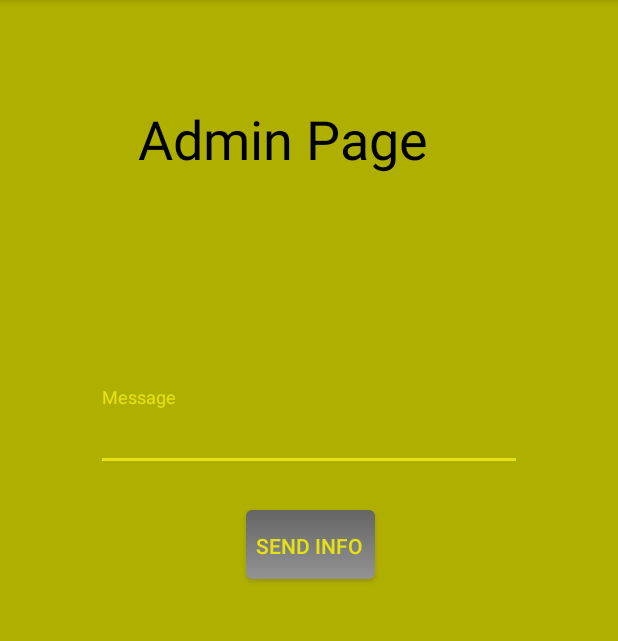
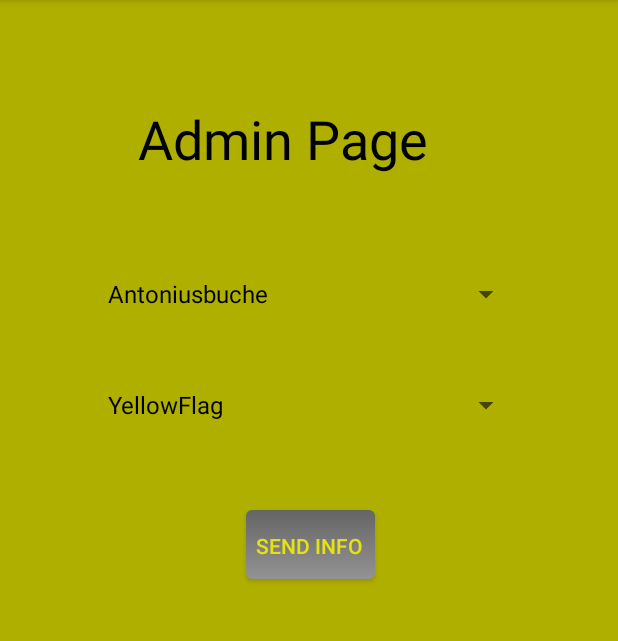
Before and after one commit to Lumlumski/TourifahrerWarner, an Android app: the PublishActivity screen opened directly, with no data from a screen before it, on a phone screen of 412 x 824 dp, the part 84-725 px from its top. Run offline under Robolectric (Android 15) with nearby library versions, the phone set to English and light mode, and no system bars; libraries missing offline, so code that uses them is left out: org.eclipse.paho.

Commit message:
Added Track part and occurence spinner menu to admin page

```diff
--- a/app/src/main/java/de/lumlumsoftware/tourifahrerwarner/MQTTClient.java
+++ b/app/src/main/java/de/lumlumsoftware/tourifahrerwarner/MQTTClient.java
@@ -134,8 +134,6 @@ public class MQTTClient
 
     public void publish(String topic, String payload)
     {
-        //String topic = "tourifahrerwarner/nos/test";
-        //String payload = "the payload";
         byte[] encodedPayload = new byte[0];
 
         try
--- a/app/src/main/java/de/lumlumsoftware/tourifahrerwarner/MainActivity.java
+++ b/app/src/main/java/de/lumlumsoftware/tourifahrerwarner/MainActivity.java
@@ -12,6 +12,8 @@ import android.widget.Toast;
 import org.eclipse.paho.client.mqttv3.IMqttDeliveryToken;
 import org.eclipse.paho.client.mqttv3.MqttCallbackExtended;
 import org.eclipse.paho.client.mqttv3.MqttMessage;
+
+import javax.xml.xpath.XPathConstants;
 
 class TFWarnerApplication extends Application
 {
@@ -99,7 +101,9 @@ public class MainActivity extends AppCompatActivity
             @Override
             public void messageArrived(String topic, MqttMessage mqttMessage) throws Exception {
                 Log.w("Debug",mqttMessage.toString());
-                Toast.makeText(MainActivity.this, mqttMessage.toString(), Toast.LENGTH_LONG).show();
+                String[] splittedTopic = topic.split("/");
+                String shownMsg = splittedTopic[splittedTopic.length-1] + ": " + mqttMessage.toString();
+                Toast.makeText(MainActivity.this, shownMsg, Toast.LENGTH_LONG).show();
             }
 
             @Override
--- a/app/src/main/java/de/lumlumsoftware/tourifahrerwarner/PublishActivity.java
+++ b/app/src/main/java/de/lumlumsoftware/tourifahrerwarner/PublishActivity.java
@@ -5,8 +5,10 @@ import android.support.v7.app.AppCompatActivity;
 import android.os.Bundle;
 import android.text.Editable;
 import android.view.View;
+import android.widget.ArrayAdapter;
 import android.widget.Button;
 import android.widget.EditText;
+import android.widget.Spinner;
 
 import org.eclipse.paho.client.mqttv3.MqttException;
 import org.eclipse.paho.client.mqttv3.MqttMessage;
@@ -16,8 +18,44 @@ import java.io.UnsupportedEncodingException;
 public class PublishActivity extends AppCompatActivity
 {
     MQTTClient mqttClient;
-    TextInputEditText textInput;
+    Spinner trackPartSpinner;
+    Spinner occurenceSpinner;
     Button sendInfoBtn;
+
+    String[] trackPartItems = new String[]{
+            "Antoniusbuche"
+            , "Tiergarten"
+            , "Hohenrain"
+            , "Hatzenbach"
+            , "QuiddelbacherHoehe"
+            , "Flugplatz"
+            , "Schwedenkreuz"
+            , "Aremberg"
+            , "Fuchsroehre"
+            , "AdenauerForst"
+            , "Metzgesfeld"
+            , "Kallenhard"
+            , "Wehrseifen"
+            , "ExMuehle"
+            , "Bergwerk"
+            , "Kesselchen"
+            , "Klostertal"
+            , "Karussell"
+            , "HoheAcht"
+            , "Wippermann"
+            , "Eschbach"
+            , "Bruennchen"
+            , "Pflanzgarten"
+            , "StefanBellofS"
+            , "Schwalbenschwanz"
+            , "Galgenkopf"
+            , "DoettingerHoehe"};
+
+    String[] occurenceItems = new String[]{
+            "YellowFlag"
+            , "TechnicalDefect"
+            , "LossOfLiquids"
+            , "NoOccurence"};
 
     @Override
     protected void onCreate(Bundle savedInstanceState)
@@ -25,16 +63,23 @@ public class PublishActivity extends AppCompatActivity
         super.onCreate(savedInstanceState);
         setContentView(R.layout.activity_publish);
         mqttClient = TFWarnerApplication.getMqttClient();
-        textInput = (TextInputEditText)findViewById(R.id.textInput);
+
+        trackPartSpinner = (Spinner)findViewById(R.id.trackPartSpinner);
+        final ArrayAdapter<String> trackPartAdapter = new ArrayAdapter<>(this, android.R.layout.simple_spinner_dropdown_item, trackPartItems);
+        trackPartSpinner.setAdapter(trackPartAdapter);
+
+        occurenceSpinner = (Spinner)findViewById(R.id.occurenceSpinner);
+        final ArrayAdapter<String> occurenceAdapter = new ArrayAdapter<>(this, android.R.layout.simple_spinner_dropdown_item, occurenceItems);
+        occurenceSpinner.setAdapter(occurenceAdapter);
+
         sendInfoBtn = (Button)findViewById(R.id.sendInfoBtn);
-
         sendInfoBtn.setOnClickListener(new View.OnClickListener()
         {
             @Override
             public void onClick(View v)
             {
-                String topic = "tourifahrerwarner/nos/test";
-                String payload = textInput.getText().toString();
+                String topic = "tourifahrerwarner/nos/" + trackPartSpinner.getSelectedItem().toString();
+                String payload = occurenceSpinner.getSelectedItem().toString();
                 mqttClient.publish(topic, payload);
             }
         });
--- a/app/src/main/res/layout/activity_publish.xml
+++ b/app/src/main/res/layout/activity_publish.xml
@@ -35,22 +35,26 @@
         app:layout_constraintStart_toStartOf="parent"
         app:layout_constraintTop_toTopOf="parent" />
 
-    <android.support.design.widget.TextInputLayout
+    <Spinner
+        android:id="@+id/trackPartSpinner"
         android:layout_width="0dp"
-        android:layout_height="wrap_content"
+        android:layout_height="50dp"
         android:layout_marginEnd="64dp"
         android:layout_marginStart="64dp"
-        android:layout_marginTop="140dp"
+        android:layout_marginTop="53dp"
         app:layout_constraintEnd_toEndOf="parent"
         app:layout_constraintStart_toStartOf="parent"
-        app:layout_constraintTop_toBottomOf="@+id/textView">
+        app:layout_constraintTop_toBottomOf="@+id/textView" />
 
-        <android.support.design.widget.TextInputEditText
-            android:id="@+id/textInput"
-            android:layout_width="match_parent"
-            android:layout_height="wrap_content"
-            android:hint="Message"
-            android:inputType="text"
-            android:singleLine="true" />
-    </android.support.design.widget.TextInputLayout>
+    <Spinner
+        android:id="@+id/occurenceSpinner"
+        android:layout_width="0dp"
+        android:layout_height="50dp"
+        android:layout_marginEnd="64dp"
+        android:layout_marginStart="64dp"
+        android:layout_marginTop="24dp"
+        app:layout_constraintEnd_toEndOf="parent"
+        app:layout_constraintHorizontal_bias="0.0"
+        app:layout_constraintStart_toStartOf="parent"
+        app:layout_constraintTop_toBottomOf="@+id/trackPartSpinner" />
 </android.support.constraint.ConstraintLayout>
```
